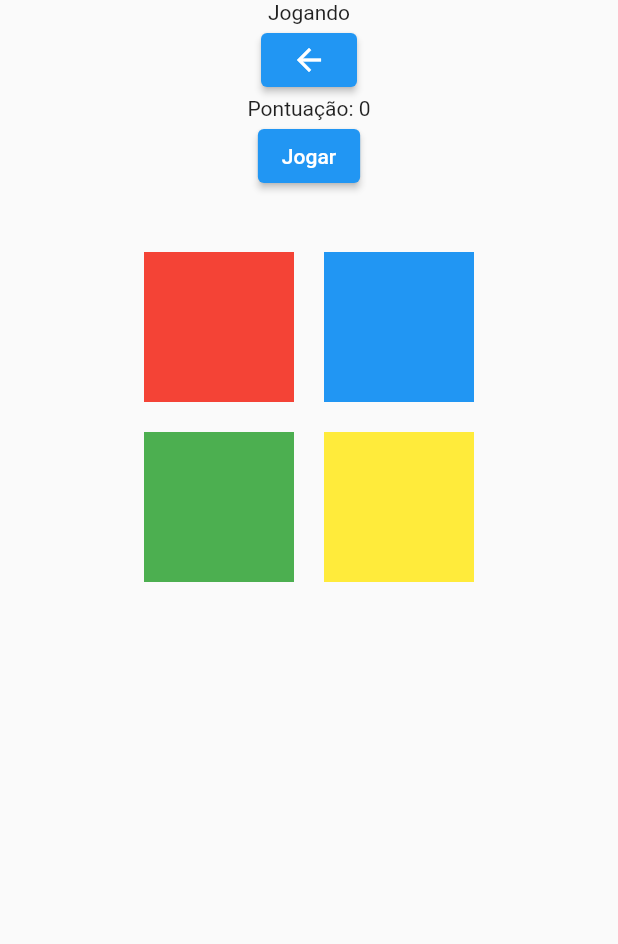
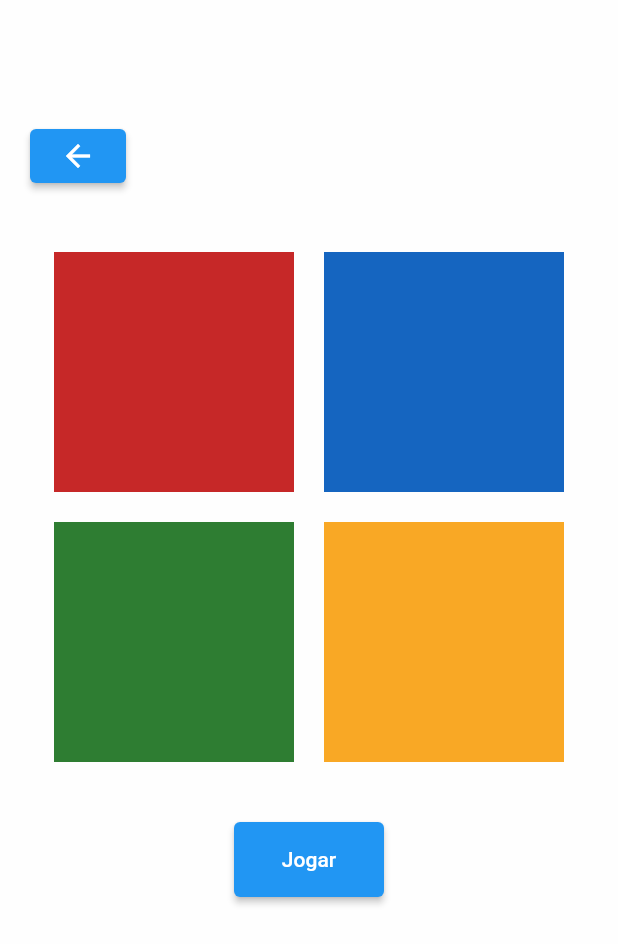
Before and after one commit to GuilhermeA08/genius-flutter, a Flutter app: the screen it shows after launch, after a tap on "Começar o jogo", on a phone screen of 412 x 824 dp. Shown: the top 944 px of the screen. Run offline on Flutter 3.47's test engine with Material 2 defaults, Android fonts, the phone set to English and light mode, and no system bars; our stand-ins replace get; missing offline and left inert: beep_player, dart:ffi.

Commit message:
refactor: visual changes

```diff
--- a/genius_flutter/lib/components/game_square.dart
+++ b/genius_flutter/lib/components/game_square.dart
@@ -1,4 +1,3 @@
-import 'package:flutter/cupertino.dart';
 import 'package:flutter/material.dart';
 
 class GameSquare extends StatelessWidget {
@@ -12,12 +11,13 @@ class GameSquare extends StatelessWidget {
     return Material(
       color: color,
       child: InkWell(
-          onTap: onTap,
-          child: Container(
-            width: 100,
-            height: 100,
-            color: Colors.transparent,
-          )),
+        onTap: onTap,
+        child: Container(
+          width: 160,
+          height: 160,
+          color: Colors.transparent,
+        )
+      ),
     );
   }
 }
--- a/genius_flutter/lib/controllers/game_controller.dart
+++ b/genius_flutter/lib/controllers/game_controller.dart
@@ -28,12 +28,12 @@ class GameController extends GetxController {
 
   var score = 0.obs;
 
-  var color_red = Colors.red[500].obs;
-  var color_blue = Colors.blue[500].obs;
-  var color_green = Colors.green[500].obs;
-  var color_yellow = Colors.yellow[500].obs;
+  var colorRed = Colors.red[800].obs;
+  var colorBlue = Colors.blue[800].obs;
+  var colorGreen = Colors.green[800].obs;
+  var colorYellow = Colors.yellow[800].obs;
 
-  List<ColorButton> sequence = [ColorButton.red];
+  List<ColorButton> sequence = [];
 
   // Iterator de sequence
   late Iterator<ColorButton> sequenceIterator;
@@ -72,28 +72,28 @@ class GameController extends GetxController {
   Future<void> onTapButton(ColorButton colorButton) async {
     switch (colorButton) {
       case ColorButton.red:
-        this.color_red.value = Color.fromARGB(255, 255, 0, 0);
+        colorRed.value = const Color.fromARGB(255, 255, 50, 50);
         playSound();
         await esperarPorSegundos(0, milliseconds: 500);
-        this.color_red.value = Colors.red[500];
+        colorRed.value = Colors.red[900];
         break;
       case ColorButton.blue:
-        this.color_blue.value = Color.fromARGB(255, 0, 21, 255);
+        colorBlue.value = const Color.fromARGB(255, 0, 180, 255);
         playSound();
         await esperarPorSegundos(0, milliseconds: 500);
-        this.color_blue.value = Colors.blue[500];
+        colorBlue.value = Colors.blue[800];
         break;
       case ColorButton.green:
-        this.color_green.value = Color.fromARGB(255, 4, 255, 0);
+        colorGreen.value = const Color.fromARGB(255, 30, 210, 70);
         playSound();
         await esperarPorSegundos(0, milliseconds: 500);
-        this.color_green.value = Colors.green[500];
+        colorGreen.value = Colors.green[800];
         break;
       case ColorButton.yellow:
-        this.color_yellow.value = Color.fromARGB(255, 246, 255, 0);
+        colorYellow.value = const Color.fromARGB(255, 255, 255, 80);
         playSound();
         await esperarPorSegundos(0, milliseconds: 500);
-        this.color_yellow.value = Colors.yellow[500];
+        colorYellow.value = Colors.yellow[800];
         break;
       default:
     }
--- a/genius_flutter/lib/game.dart
+++ b/genius_flutter/lib/game.dart
@@ -16,13 +16,21 @@ class GamePage extends StatelessWidget {
       body: Center(
         child: Column(
           children: [
-          const Text('Jogando'),
+            const SizedBox(
+              height: 80,
+            ),
+            Row(
+              crossAxisAlignment: CrossAxisAlignment.start,
+              mainAxisAlignment: MainAxisAlignment.start,
+              children: [
+                const SizedBox(
+                  width: 20,
+                ),
                 ElevatedButton(
-              onPressed: () => Get.back(), child: const Icon(Icons.arrow_back)),
-          Obx(() => Text('Pontuação: ${gameController.score.value}')),
-          ElevatedButton(
-              onPressed: () => gameController.runGame(),
-              child: const Text('Jogar')),
+                  onPressed: () => Get.back(), child: const Icon(Icons.arrow_back)
+                )
+              ],
+            ),
             const SizedBox(
               height: 40,
             ),
@@ -31,14 +39,14 @@ class GamePage extends StatelessWidget {
               mainAxisAlignment: MainAxisAlignment.center,
               children: [
                 Obx(() => GameSquare(
-                    color: gameController.color_red.value,
+                      color: gameController.colorRed.value,
                       onTap: () => gameController.onTapButton(ColorButton.red),
                     )),
                 const SizedBox(
                   width: 20,
                 ),
                 Obx(() => GameSquare(
-                    color: gameController.color_blue.value,
+                      color: gameController.colorBlue.value,
                       onTap: () => gameController.onTapButton(ColorButton.blue),
                     )),
               ],
@@ -51,20 +59,40 @@ class GamePage extends StatelessWidget {
               mainAxisAlignment: MainAxisAlignment.center,
               children: [
                 Obx(() => GameSquare(
-                    color: gameController.color_green.value,
+                      color: gameController.colorGreen.value,
                       onTap: () => gameController.onTapButton(ColorButton.green),
                     )),
                 const SizedBox(
                   width: 20,
                 ),
                 Obx(() => GameSquare(
-                    color: gameController.color_yellow.value,
+                      color: gameController.colorYellow.value,
                       onTap: () => gameController.onTapButton(ColorButton.yellow),
-                  )),
+                  )
+                ),
+              ],
+            ),
+            const SizedBox(
+              height: 40,
+            ),
+            SizedBox(
+              width: 100,
+              height: 50,
+              child: ElevatedButton(
+                onPressed: () => gameController.runGame(),
+                child: const Text('Jogar'),
+              ),
+            ),
+            const SizedBox(
+              height: 80,
+            ),
+            Obx(() => Text('Pontuação: ${gameController.score.value}')),
+            const SizedBox(
+              height: 40,
+            ),
           ],
         )
-        ],
-      )),
+      ),
     );
   }
 }
--- a/genius_flutter/lib/main.dart
+++ b/genius_flutter/lib/main.dart
@@ -12,14 +12,25 @@ class MainApp extends StatelessWidget {
   Widget build(BuildContext context) {
     return GetMaterialApp(
       debugShowCheckedModeBanner: false,
+      theme: ThemeData(
+        scaffoldBackgroundColor: const Color.fromARGB(30, 250, 250, 250),
+        textTheme: const TextTheme(
+          bodyLarge: TextStyle(),
+          bodyMedium: TextStyle(),
+        ).apply(
+          bodyColor: Colors.white,
+        ),
+      ),
       home: Scaffold(
         body: Center(
-            child: ElevatedButton(
-                onPressed: () => Get.to(const GamePage()),
-                child: const Text('Começar o jogo'))),
+          child: ElevatedButton(
+            onPressed: () => Get.to(const GamePage()),
+            child: const Text('Começar o jogo')
+          )
+        ),
       ),
     );
   }
 }
 
-// Botão no cdentro da tela com o texto Começar o jogo
+// Botão no centro da tela com o texto "Começar o jogo"
```
Lines whose indentation alone changed are shown as unchanged.
